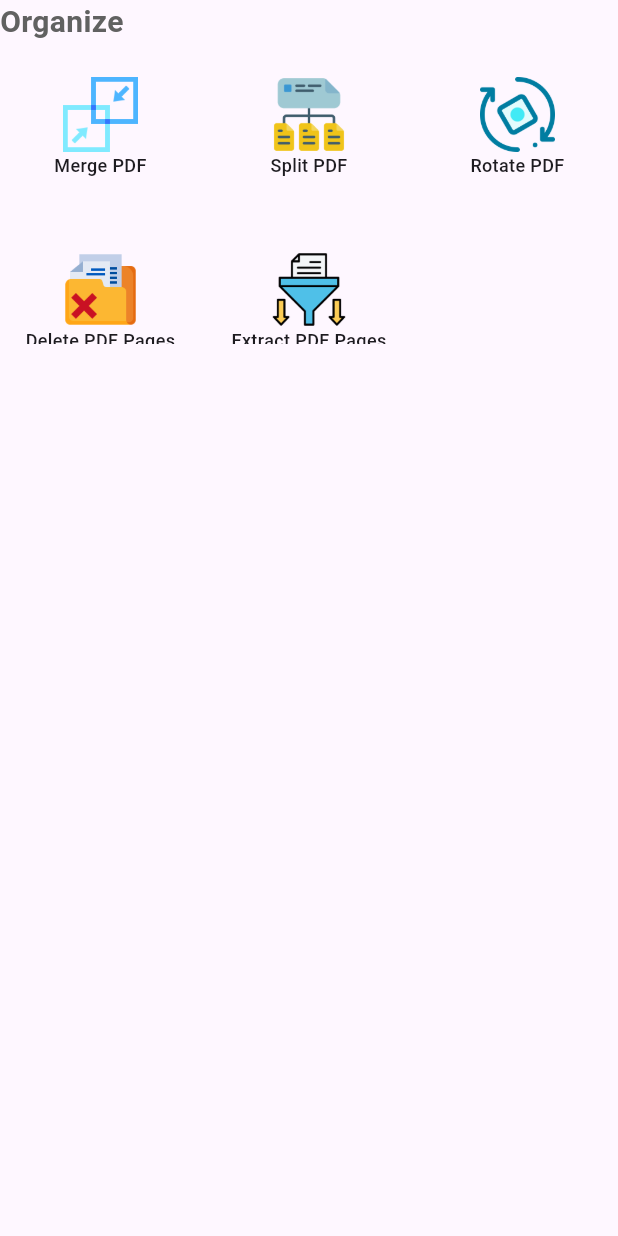
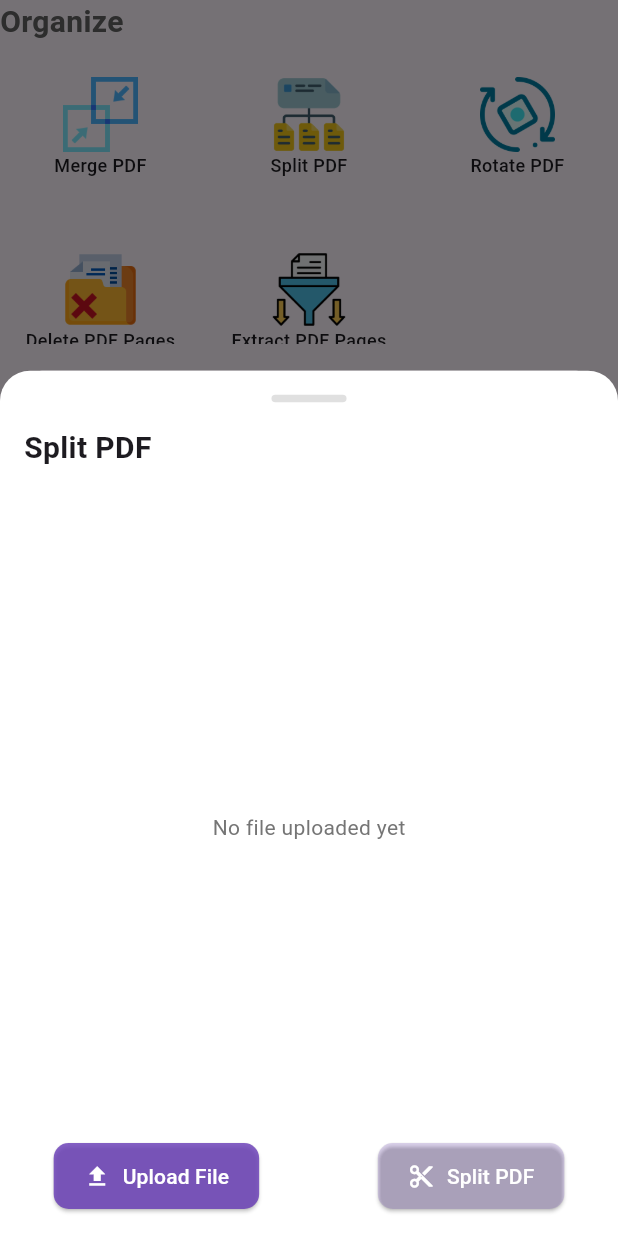
Before and after one commit to dhirajmishra98/DocuFlex, a Flutter app: the OrganizeSection widget shown alone on an empty page, opened directly, after a tap on "Split PDF", on a phone screen of 412 x 824 dp. Run offline on Flutter 3.47's test engine with Material 3 defaults, Android fonts, the phone set to English and light mode, and no system bars; drawn by our look-alikes of auto_size_text; our stand-ins replace awesome_dialog, concentric_transition, connectivity_plus, file_picker, flutter_advanced_drawer, gap and 7 more; missing offline and left inert: cunning_document_scanner, flutter_pdfview, in_app_update, pdf_manipulator, syncfusion_flutter_pdf; accounts and stored records are empty; project files that could hold a hidden picture were left out.

Commit message:
split module completion and merge module modification

```diff
--- /dev/null
+++ b/lib/features/organize/widgets/split_pdf_bottomsheet.dart
@@ -0,0 +1,478 @@
+// ignore_for_file: use_build_context_synchronously
+
+import 'dart:io';
+
+import 'package:auto_size_text/auto_size_text.dart';
+import 'package:awesome_dialog/awesome_dialog.dart';
+import '../../../utils/pdf_utils.dart';
+import '../../../widgets/custom_button.dart';
+import '../../../widgets/utils.dart';
+import 'package:file_picker/file_picker.dart';
+import 'package:flutter/material.dart';
+import 'package:flutter_pdfview/flutter_pdfview.dart';
+import 'package:gap/gap.dart';
+import 'package:path_provider/path_provider.dart';
+import 'package:pdf_manipulator/pdf_manipulator.dart';
+import 'package:path/path.dart' as path;
+
+import '../../../utils/utils.dart';
+
+class SplitPdfBottomSheet extends StatefulWidget {
+  final String title;
+  final Function(String) onSplitComplete;
+
+  const SplitPdfBottomSheet({
+    super.key,
+    required this.title,
+    required this.onSplitComplete,
+  });
+
+  @override
+  State<SplitPdfBottomSheet> createState() => _SplitPdfBottomSheetState();
+}
+
+class _SplitPdfBottomSheetState extends State<SplitPdfBottomSheet> {
+  final TextEditingController pageCountController = TextEditingController();
+  final TextEditingController byteSizeController = TextEditingController();
+  final TextEditingController pageNumbersController = TextEditingController();
+
+  bool isPageCountValid = true;
+  bool isByteSizeValid = true;
+  bool arePageNumbersValid = true;
+
+  int? totalPageCount;
+  int? totalPdfSize;
+  String selectedMethod = "Page Count"; // Default split method
+  String? selectedFilePath;
+  List<String>? splitPdfPaths;
+
+  Future<void> _pickFiles() async {
+    final result = await FilePicker.platform.pickFiles(
+      type: FileType.custom,
+      allowedExtensions: ["pdf"],
+      allowMultiple: false,
+      withData: true,
+    );
+
+    selectedFilePath = result?.files.first.path;
+    totalPageCount = await getPdfPageCount(selectedFilePath!);
+    totalPdfSize = File(selectedFilePath!).lengthSync();
+    setState(() {});
+  }
+
+  Future<void> _splitPdf() async {
+    try {
+      if (selectedMethod == "Page Count") {
+        final pageCount = int.tryParse(pageCountController.text) ?? 1;
+        splitPdfPaths = await PdfManipulator().splitPDF(
+          params: PDFSplitterParams(
+              pdfPath: selectedFilePath!, pageCount: pageCount),
+        );
+        debugPrint("Dhraj");
+        debugPrint(splitPdfPaths.toString());
+      } else if (selectedMethod == "Size") {
+        final byteSize =
+            int.tryParse(byteSizeController.text) ?? 1024 * 1024; // Default 1MB
+        splitPdfPaths = await PdfManipulator().splitPDF(
+          params:
+              PDFSplitterParams(pdfPath: selectedFilePath!, byteSize: byteSize),
+        );
+      } else if (selectedMethod == "Page Numbers") {
+        final pageNumbers = pageNumbersController.text
+            .split(',')
+            .map((e) => int.tryParse(e.trim()))
+            .whereType<int>()
+            .toList();
+        splitPdfPaths = await PdfManipulator().splitPDF(
+          params: PDFSplitterParams(
+              pdfPath: selectedFilePath!, pageNumbers: pageNumbers),
+        );
+      }
+
+      if (splitPdfPaths != null) {
+        for (int i = 0; i < splitPdfPaths!.length; i++) {
+          final output = await getTemporaryDirectory();
+          final mergedFile = File(splitPdfPaths![i]);
+
+          // Define the new file name
+          final newFilePath = path.join(output.path, "split_${i + 1}.pdf");
+
+          // Rename the file
+          final renamedFile = await mergedFile.rename(newFilePath);
+
+          // Update the mergedPdfPath to the renamed file
+          splitPdfPaths![i] = renamedFile.path;
+        }
+
+        setState(() {});
+      }
+    } catch (e) {
+      debugPrint("Error during splitting: $e");
+      AwesomeDialog(
+        context: context,
+        dialogType: DialogType.error,
+        title: "Error",
+        desc: "Failed to split the PDF.\n$e",
+        btnOkText: "Ok",
+        btnOkOnPress: () {},
+      ).show();
+    } finally {}
+  }
+
+  @override
+  Widget build(BuildContext context) {
+    return FractionallySizedBox(
+      heightFactor: 0.7,
+      child: Container(
+        padding: const EdgeInsets.all(16),
+        decoration: const BoxDecoration(
+          color: Colors.white,
+          borderRadius: BorderRadius.vertical(top: Radius.circular(20)),
+        ),
+        child: Column(
+          crossAxisAlignment: CrossAxisAlignment.start,
+          children: [
+            Center(
+              child: Container(
+                width: 50,
+                height: 5,
+                decoration: BoxDecoration(
+                  color: Colors.grey[300],
+                  borderRadius: BorderRadius.circular(5),
+                ),
+              ),
+            ),
+            const SizedBox(height: 16),
+            Text(
+              widget.title,
+              style: const TextStyle(fontSize: 20, fontWeight: FontWeight.bold),
+            ),
+            const Gap(10),
+            if (selectedFilePath != null) ...[
+              DropdownButton<String>(
+                value: selectedMethod,
+                isExpanded: true,
+                icon:
+                    const Icon(Icons.arrow_drop_down, color: Colors.deepPurple),
+                iconSize: 24,
+                dropdownColor: Colors.deepPurple.shade50,
+                style: const TextStyle(
+                  fontSize: 16,
+                  fontWeight: FontWeight.w500,
+                  color: Colors.deepPurple,
+                ),
+                underline: Container(
+                  height: 2,
+                  color: Colors.deepPurple,
+                ),
+                items: const [
+                  DropdownMenuItem(
+                    value: "Page Count",
+                    child: Padding(
+                      padding: EdgeInsets.symmetric(vertical: 8.0),
+                      child: Text("Split by Page Count"),
+                    ),
+                  ),
+                  DropdownMenuItem(
+                    value: "Size",
+                    child: Padding(
+                      padding: EdgeInsets.symmetric(vertical: 8.0),
+                      child: Text("Split by Size"),
+                    ),
+                  ),
+                  DropdownMenuItem(
+                    value: "Page Numbers",
+                    child: Padding(
+                      padding: EdgeInsets.symmetric(vertical: 8.0),
+                      child: Text("Split by Page Numbers"),
+                    ),
+                  ),
+                ],
+                onChanged: (value) {
+                  setState(() {
+                    selectedMethod = value!;
+                  });
+                },
+              ),
+              const Gap(10),
+              if (selectedMethod == "Page Count")
+                Column(
+                  crossAxisAlignment: CrossAxisAlignment.start,
+                  children: [
+                    TextField(
+                      controller: pageCountController,
+                      decoration: InputDecoration(
+                        labelText: "Enter a number (e.g., 5)",
+                        border: const OutlineInputBorder(),
+                        errorText: isPageCountValid ? null : "",
+                      ),
+                      keyboardType: TextInputType.number,
+                      onChanged: (value) {
+                        setState(() {
+                          isPageCountValid =
+                              validatePageCount(value, totalPageCount!);
+                        });
+                      },
+                    ),
+                    if (!isPageCountValid)
+                      Padding(
+                        padding: const EdgeInsets.only(top: 5),
+                        child: Text(
+                          "Ensure the page count is a valid number and less than $totalPageCount.",
+                          style:
+                              const TextStyle(color: Colors.red, fontSize: 12),
+                        ),
+                      ),
+                  ],
+                ),
+              if (selectedMethod == "Size")
+                Column(
+                  crossAxisAlignment: CrossAxisAlignment.start,
+                  children: [
+                    TextField(
+                      controller: byteSizeController,
+                      decoration: InputDecoration(
+                        labelText: "size in bytes (e.g., 1024 for 1kB)",
+                        border: const OutlineInputBorder(),
+                        errorText: isByteSizeValid ? null : "",
+                      ),
+                      keyboardType: TextInputType.number,
+                      onChanged: (value) {
+                        setState(() {
+                          isByteSizeValid = validateByteSize(value);
+                        });
+                      },
+                    ),
+                    if (!isByteSizeValid)
+                      Padding(
+                        padding: const EdgeInsets.only(top: 5),
+                        child: Text(
+                          "Ensure the page size is a valid number and less than $totalPdfSize.",
+                          style:
+                              const TextStyle(color: Colors.red, fontSize: 12),
+                        ),
+                      ),
+                  ],
+                ),
+              if (selectedMethod == "Page Numbers")
+                Column(
+                  crossAxisAlignment: CrossAxisAlignment.start,
+                  children: [
+                    TextField(
+                      controller: pageNumbersController,
+                      decoration: InputDecoration(
+                        labelText: "Enter page numbers (e.g., 1,3,5)",
+                        border: const OutlineInputBorder(),
+                        errorText: arePageNumbersValid ? null : "",
+                      ),
+                      keyboardType: TextInputType.text,
+                      onChanged: (value) {
+                        setState(() {
+                          arePageNumbersValid =
+                              validatePageNumbers(value, totalPageCount!);
+                        });
+                      },
+                    ),
+                    if (!arePageNumbersValid)
+                      Padding(
+                        padding: const EdgeInsets.only(top: 5),
+                        child: Text(
+                          "Ensure numbers are comma-separated, within range 1 to $totalPageCount, and not duplicated.",
+                          style:
+                              const TextStyle(color: Colors.red, fontSize: 12),
+                        ),
+                      ),
+                  ],
+                ),
+            ],
+            const Gap(20),
+            splitPdfPaths == null
+                ? Expanded(
+                    child: selectedFilePath == null
+                        ? Center(
+                            child: Text(
+                              "No file uploaded yet",
+                              style: TextStyle(color: Colors.grey[600]),
+                            ),
+                          )
+                        : ListTile(
+                            shape: RoundedRectangleBorder(
+                              borderRadius: BorderRadius.circular(5.0),
+                            ),
+                            titleAlignment: ListTileTitleAlignment.center,
+                            dense: false,
+                            tileColor: Colors.deepPurple.shade100,
+                            contentPadding: EdgeInsets.zero,
+                            leading: SizedBox(
+                              width: 80,
+                              height: 80,
+                              child: PDFView(
+                                filePath: selectedFilePath,
+                                enableSwipe: false,
+                                onViewCreated: (controller) async {
+                                  await controller.setPage(0); // Thumbnail
+                                },
+                              ),
+                            ),
+                            title: AutoSizeText(
+                              selectedFilePath!.split('/').last,
+                              overflow: TextOverflow.ellipsis,
+                              maxLines: 1,
+                              style: const TextStyle(
+                                fontWeight: FontWeight.w600,
+                                fontSize: 15,
+                              ),
+                            ),
+                            trailing: IconButton(
+                              icon: const Icon(Icons.remove_circle_outlined),
+                              color: Colors.deepPurple.shade600,
+                              onPressed: () {
+                                setState(() {
+                                  selectedFilePath = null;
+                                });
+                              },
+                            ),
+                          ),
+                  )
+                : selectedFilePath == null
+                    ? Center(
+                        child: Text(
+                          "No file uploaded yet",
+                          style: TextStyle(color: Colors.grey[600]),
+                        ),
+                      )
+                    : ListTile(
+                        shape: RoundedRectangleBorder(
+                          borderRadius: BorderRadius.circular(5.0),
+                        ),
+                        titleAlignment: ListTileTitleAlignment.center,
+                        dense: false,
+                        tileColor: Colors.deepPurple.shade100,
+                        contentPadding: EdgeInsets.zero,
+                        leading: SizedBox(
+                          width: 80,
+                          height: 80,
+                          child: PDFView(
+                            filePath: selectedFilePath,
+                            enableSwipe: false,
+                            onViewCreated: (controller) async {
+                              await controller.setPage(0); // Thumbnail
+                            },
+                          ),
+                        ),
+                        title: AutoSizeText(
+                          selectedFilePath!.split('/').last,
+                          overflow: TextOverflow.ellipsis,
+                          maxLines: 1,
+                          style: const TextStyle(
+                            fontWeight: FontWeight.w600,
+                            fontSize: 15,
+                          ),
+                        ),
+                        trailing: IconButton(
+                          icon: const Icon(Icons.remove_circle_outlined),
+                          color: Colors.deepPurple.shade600,
+                          onPressed: () {
+                            setState(() {
+                              selectedFilePath = null;
+                            });
+                          },
+                        ),
+                      ),
+            if (splitPdfPaths != null) ...[
+              const Gap(20),
+              const SectionHeader(headerText: "Splitted PDFs"),
+              Expanded(
+                child: ReorderableListView(
+                  onReorder: (oldIndex, newIndex) {
+                    setState(() {
+                      // Adjust the newIndex when dragging an item downward
+                      if (newIndex > oldIndex) {
+                        newIndex -= 1;
+                      }
+
+                      final file = splitPdfPaths!.removeAt(oldIndex);
+                      splitPdfPaths!.insert(newIndex, file);
+                    });
+                  },
+                  children: [
+                    for (int index = 0; index < splitPdfPaths!.length; index++)
+                      Card(
+                        key: ValueKey(splitPdfPaths![index]),
+                        margin: const EdgeInsets.symmetric(vertical: 3),
+                        shape: RoundedRectangleBorder(
+                          borderRadius: BorderRadius.circular(5.0),
+                        ),
+                        child: ListTile(
+                          shape: RoundedRectangleBorder(
+                            borderRadius: BorderRadius.circular(5.0),
+                          ),
+                          titleAlignment: ListTileTitleAlignment.center,
+                          dense: false,
+                          tileColor: Colors.deepPurple.shade100,
+                          contentPadding: EdgeInsets.zero,
+                          leading: SizedBox(
+                            width: 80,
+                            height: 80,
+                            child: PDFView(
+                              filePath: splitPdfPaths![index],
+                              enableSwipe: false,
+                              onViewCreated: (controller) async {
+                                await controller.setPage(0); // Thumbnail
+                              },
+                            ),
+                          ),
+                          title: AutoSizeText(
+                            splitPdfPaths![index].split('/').last,
+                            overflow: TextOverflow.ellipsis,
+                            maxLines: 1,
+                            style: const TextStyle(
+                              fontWeight: FontWeight.w600,
+                              fontSize: 15,
+                            ),
+                          ),
+                          trailing: IconButton(
+                            icon: const Icon(Icons.remove_red_eye),
+                            color: Colors.deepPurple.shade600,
+                            onPressed: () {
+                              widget.onSplitComplete(splitPdfPaths![index]);
+                            },
+                          ),
+                        ),
+                      )
+                  ],
+                ),
+              ),
+            ],
+            Row(
+              mainAxisAlignment: MainAxisAlignment.spaceAround,
+              crossAxisAlignment: CrossAxisAlignment.center,
+              children: [
+                CustomButton(
+                  label: "Upload File",
+                  iconData: Icons.upload,
+                  onPressed: _pickFiles,
+                ),
+                const SizedBox(height: 10),
+                CustomButton(
+                  iconData: Icons.cut,
+                  label: "Split PDF",
+                  isActiveButton: selectedFilePath != null &&
+                      (pageCountController.text.isNotEmpty ||
+                          byteSizeController.text.isNotEmpty ||
+                          pageNumbersController.text.isNotEmpty),
+                  onPressed: selectedFilePath != null &&
+                          (pageCountController.text.isEmpty &&
+                              byteSizeController.text.isEmpty &&
+                              pageNumbersController.text.isEmpty)
+                      ? null
+                      : _splitPdf,
+                ),
+              ],
+            )
+          ],
+        ),
+      ),
+    );
+  }
+}
--- a/lib/features/scanner/pdf_viewer_screen.dart
+++ b/lib/features/scanner/pdf_viewer_screen.dart
@@ -1,4 +1,4 @@
-import 'package:docuflex/utils/global_variables.dart';
+import '../../utils/global_variables.dart';
 import 'package:flutter/material.dart';
 import 'package:flutter_pdfview/flutter_pdfview.dart';
 
--- a/lib/main.dart
+++ b/lib/main.dart
@@ -1,4 +1,4 @@
-import 'package:docuflex/utils/global_variables.dart';
+import 'utils/global_variables.dart';
 
 import 'onboarding/splash_screen.dart';
 import 'router.dart';
--- a/lib/widgets/recent_docs.dart
+++ b/lib/widgets/recent_docs.dart
@@ -1,4 +1,4 @@
-import 'package:docuflex/utils/global_variables.dart';
+import '../utils/global_variables.dart';
 import 'package:flutter/material.dart';
 
 
--- a/pubspec.yaml
+++ b/pubspec.yaml
@@ -61,6 +61,7 @@ dependencies:
   url_launcher: ^6.3.1
   connectivity_plus: ^6.1.0
   webview_flutter: ^4.8.0
+  path: ^1.9.0
 
 
 dev_dependencies:
```
Also changed, not shown: lib/features/organize/organize_section.dart (renamed from lib/features/organize/widgets/organize_section.dart, +42 -39 lines), lib/features/organize/widgets/merge_pdf_bottomsheet.dart (renamed from lib/widgets/file_conversion_bottomsheet.dart, +32 -10 lines), lib/onboarding/main_screen.dart (+9 -9 lines), lib/utils/pdf_utils.dart (+10 -0 lines), lib/utils/utils.dart (+26 -0 lines), assets/icons/watermark.png (added), pubspec.lock.
